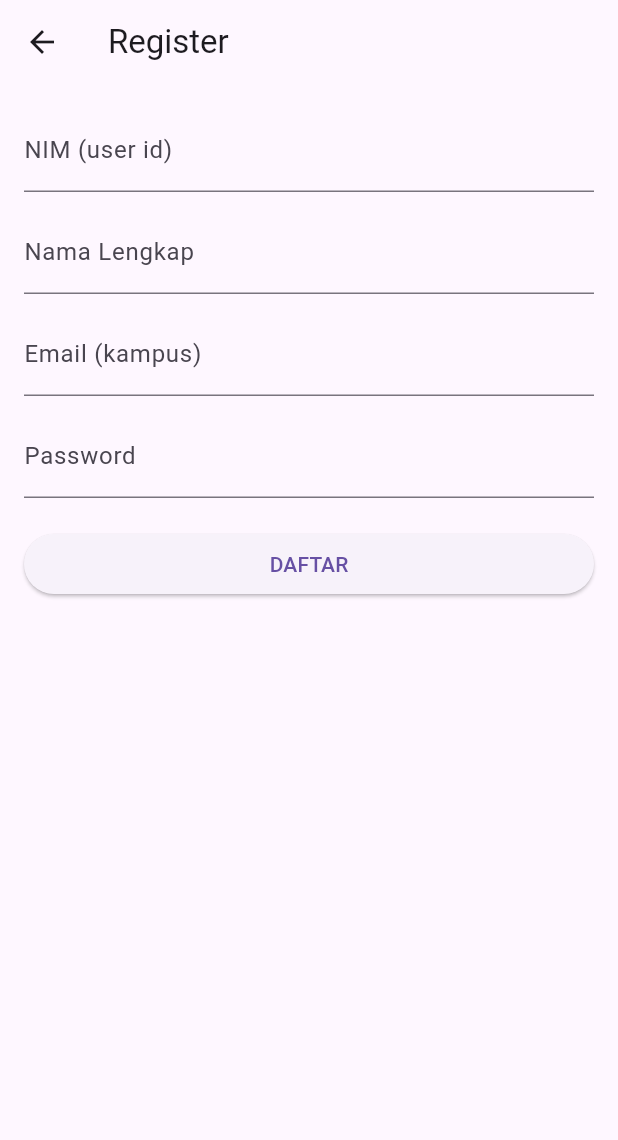
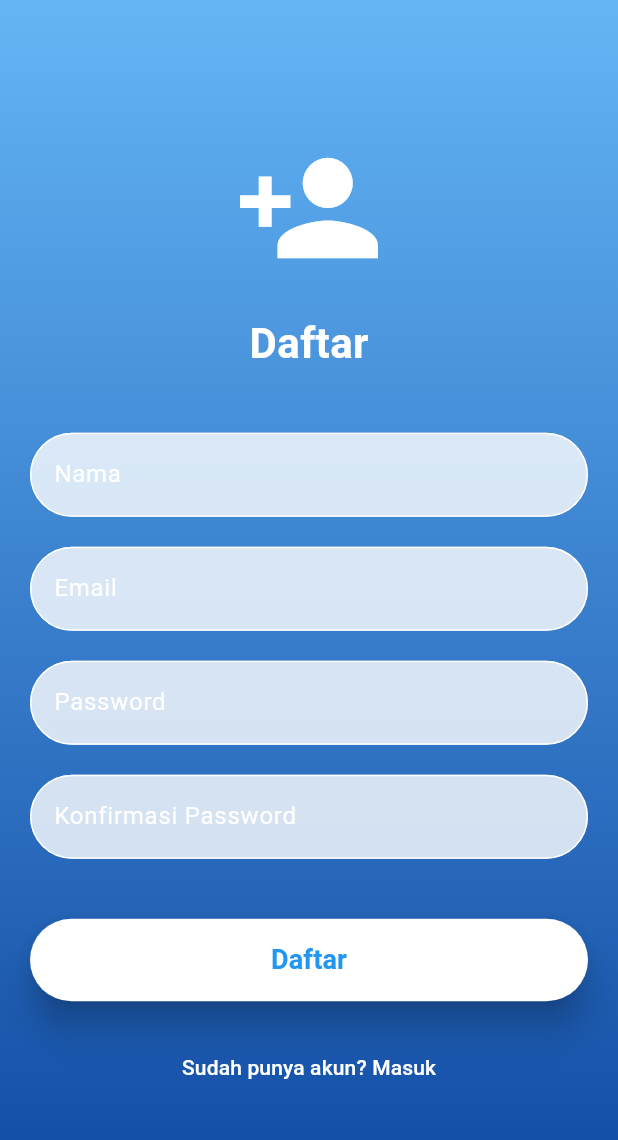
Before and after one commit to tarunaisra/e_kantin, a Flutter app: the RegisterScreen screen opened by its route, on a phone screen of 412 x 824 dp. Shown: the top 1140 px of the screen. Run offline on Flutter 3.47's test engine with Material 3 defaults, Android fonts, the phone set to English and light mode, and no system bars; our stand-ins replace cloud_firestore, firebase_auth, firebase_core; accounts and stored records are empty.

Commit message:
update ui (anggota 2)

```diff
--- a/lib/screens/cart_screen.dart
+++ b/lib/screens/cart_screen.dart
@@ -12,7 +12,7 @@ class _CartScreenState extends State<CartScreen> {
     {'name': 'Nasi Goreng', 'price': 15000, 'quantity': 1},
     {'name': 'Sate Kambing', 'price': 20000, 'quantity': 2},
     {'name': 'Soto Ayam', 'price': 13500, 'quantity': 3},
-    {'name': 'Rujak Lontong', 'price':10000, 'quantity': 4},
+    {'name': 'Rujak Lontong', 'price': 10000, 'quantity': 4},
   ];
 
   String pickupTime = 'Sekarang';
--- a/lib/screens/home_screen.dart
+++ b/lib/screens/home_screen.dart
@@ -93,7 +93,11 @@ class _HomeScreenState extends State<HomeScreen> with TickerProviderStateMixin {
                     onPressed: () {
                       // Simulasi tambah ke cart
                       ScaffoldMessenger.of(context).showSnackBar(
-                        SnackBar(content: Text('${products[index]} ditambahkan ke keranjang')),
+                        SnackBar(
+                          content: Text(
+                            '${products[index]} ditambahkan ke keranjang',
+                          ),
+                        ),
                       );
                     },
                     style: ElevatedButton.styleFrom(
--- a/lib/screens/register_screen.dart
+++ b/lib/screens/register_screen.dart
@@ -1,120 +1,224 @@
 import 'package:flutter/material.dart';
-import '../controllers/auth_controller.dart';
-import 'package:cloud_firestore/cloud_firestore.dart';
+import 'package:flutter/foundation.dart';
 
 class RegisterScreen extends StatefulWidget {
   const RegisterScreen({super.key});
+
   @override
   State<RegisterScreen> createState() => _RegisterScreenState();
 }
 
-class _RegisterScreenState extends State<RegisterScreen> {
-  final TextEditingController nimControllerbac = TextEditingController();
-  final TextEditingController nameControllerbac = TextEditingController();
-  final TextEditingController emailControllerbac = TextEditingController();
-  final TextEditingController passwordControllerbac = TextEditingController();
-  final GlobalKey<FormState> formKeybac = GlobalKey<FormState>();
-  final AuthController _authController = AuthController();
-  final FirebaseFirestore _db = FirebaseFirestore.instance;
+class _RegisterScreenState extends State<RegisterScreen>
+    with TickerProviderStateMixin {
+  late AnimationController _controller;
+  late Animation<double> _animation;
 
-  bool loadingbac = false;
+  final TextEditingController _nameController = TextEditingController();
+  final TextEditingController _emailController = TextEditingController();
+  final TextEditingController _passwordController = TextEditingController();
+  final TextEditingController _confirmPasswordController =
+      TextEditingController();
 
-  Future<void> _submitRegisterbac() async {
-    if (!formKeybac.currentState!.validate()) return;
-    setState(() => loadingbac = true);
-    try {
-      await _authController.registerbac(
-        emailbac: emailControllerbac.text.trim(),
-        passbac: passwordControllerbac.text,
-        context: context,
-      );
-      // Save user to Firestore using NIM as document id
-      await _db.collection('Users').doc(nimControllerbac.text.trim()).set({
-        'user id': nimControllerbac.text.trim(),
-        'email': emailControllerbac.text.trim(),
-        'full name': nameControllerbac.text.trim(),
-        // WARNING: do not store plain passwords in real systems
-        'password': passwordControllerbac.text,
-      });
-      Navigator.pushReplacementNamed(context, '/login');
-    } catch (e) {
-      ScaffoldMessenger.of(context).showSnackBar(SnackBar(content: Text('Register gagal: $e')));
-    } finally {
-      setState(() => loadingbac = false);
-    }
+  @override
+  void initState() {
+    super.initState();
+    _controller = AnimationController(
+      duration: const Duration(seconds: 1),
+      vsync: this,
+    );
+    _animation = CurvedAnimation(parent: _controller, curve: Curves.easeIn);
+    _controller.forward();
   }
 
   @override
   void dispose() {
-    nimControllerbac.dispose();
-    nameControllerbac.dispose();
-    emailControllerbac.dispose();
-    passwordControllerbac.dispose();
+    _controller.dispose();
+    _nameController.dispose();
+    _emailController.dispose();
+    _passwordController.dispose();
+    _confirmPasswordController.dispose();
     super.dispose();
   }
 
   @override
   Widget build(BuildContext context) {
-    final nimFieldbac = TextFormField(
-      controller: nimControllerbac,
-      decoration: const InputDecoration(labelText: 'NIM (user id)'),
-      validator: (v) => (v == null || v.isEmpty) ? 'NIM wajib' : null,
-    );
-
-    final nameFieldbac = TextFormField(
-      controller: nameControllerbac,
-      decoration: const InputDecoration(labelText: 'Nama Lengkap'),
-      validator: (v) => (v == null || v.isEmpty) ? 'Nama wajib' : null,
-    );
-
-    final emailFieldbac = TextFormField(
-      controller: emailControllerbac,
-      decoration: const InputDecoration(labelText: 'Email (kampus)'),
-      validator: (v) {
-        if (v == null || v.isEmpty) return 'Email wajib';
-        if (!v.contains('@')) return 'Email tidak valid';
-        if (!v.endsWith('@kampus.ac.id')) return 'Gunakan domain kampus (.ac.id)';
-        return null;
-      },
-    );
-
-    final passwordFieldbac = TextFormField(
-      controller: passwordControllerbac,
-      obscureText: true,
-      decoration: const InputDecoration(labelText: 'Password'),
-      validator: (v) {
-        if (v == null || v.isEmpty) return 'Password wajib';
-        if (v.length < 6) return 'Minimal 6 karakter';
-        return null;
-      },
-    );
-
-    final registerButtonbac = SizedBox(
-      width: double.infinity,
-      child: ElevatedButton(
-        onPressed: loadingbac ? null : _submitRegisterbac,
-        child: loadingbac ? const CircularProgressIndicator() : const Text('DAFTAR'),
-      ),
-    );
-
     return Scaffold(
-      appBar: AppBar(title: const Text('Register')),
-      body: Padding(
-        padding: const EdgeInsets.all(16),
-        child: Form(
-          key: formKeybac,
-          child: ListView(
-            children: [
-              nimFieldbac,
-              const SizedBox(height: 12),
-              nameFieldbac,
-              const SizedBox(height: 12),
-              emailFieldbac,
-              const SizedBox(height: 12),
-              passwordFieldbac,
-              const SizedBox(height: 20),
-              registerButtonbac,
-            ],
+      body: Container(
+        decoration: BoxDecoration(
+          gradient: LinearGradient(
+            colors: [Colors.blue.shade300, Colors.blue.shade900],
+            begin: Alignment.topCenter,
+            end: Alignment.bottomCenter,
+          ),
+        ),
+        child: FadeTransition(
+          opacity: _animation,
+          child: Center(
+            child: Padding(
+              padding: const EdgeInsets.all(20.0),
+              child: Column(
+                mainAxisAlignment: MainAxisAlignment.center,
+                children: [
+                  Icon(Icons.person_add, size: 100, color: Colors.white),
+                  SizedBox(height: 20),
+                  Text(
+                    'Daftar',
+                    style: TextStyle(
+                      fontSize: 28,
+                      fontWeight: FontWeight.bold,
+                      color: Colors.white,
+                    ),
+                  ),
+                  SizedBox(height: 40),
+                  TextField(
+                    controller: _nameController,
+                    keyboardType: TextInputType.name,
+                    cursorColor: Colors.white,
+                    onChanged: (value) {
+                      if (kDebugMode) print('Nama: $value');
+                    },
+                    decoration: InputDecoration(
+                      labelText: 'Nama',
+                      labelStyle: TextStyle(color: Colors.white),
+                      filled: true,
+                      fillColor: Colors.white.withValues(alpha: 0.8),
+                      border: OutlineInputBorder(
+                        borderRadius: BorderRadius.circular(30),
+                        borderSide: BorderSide(color: Colors.white, width: 1),
+                      ),
+                      enabledBorder: OutlineInputBorder(
+                        borderRadius: BorderRadius.circular(30),
+                        borderSide: BorderSide(color: Colors.white, width: 1),
+                      ),
+                      focusedBorder: OutlineInputBorder(
+                        borderRadius: BorderRadius.circular(30),
+                        borderSide: BorderSide(color: Colors.white, width: 2),
+                      ),
+                    ),
+                    style: TextStyle(color: Colors.black),
+                  ),
+                  SizedBox(height: 20),
+                  TextField(
+                    controller: _emailController,
+                    keyboardType: TextInputType.emailAddress,
+                    cursorColor: Colors.white,
+                    onChanged: (value) {
+                      if (kDebugMode) print('Email: $value');
+                    },
+                    decoration: InputDecoration(
+                      labelText: 'Email',
+                      labelStyle: TextStyle(color: Colors.white),
+                      filled: true,
+                      fillColor: Colors.white.withValues(alpha: 0.8),
+                      border: OutlineInputBorder(
+                        borderRadius: BorderRadius.circular(30),
+                        borderSide: BorderSide(color: Colors.white, width: 1),
+                      ),
+                      enabledBorder: OutlineInputBorder(
+                        borderRadius: BorderRadius.circular(30),
+                        borderSide: BorderSide(color: Colors.white, width: 1),
+                      ),
+                      focusedBorder: OutlineInputBorder(
+                        borderRadius: BorderRadius.circular(30),
+                        borderSide: BorderSide(color: Colors.white, width: 2),
+                      ),
+                    ),
+                    style: TextStyle(color: Colors.black),
+                  ),
+                  SizedBox(height: 20),
+                  TextField(
+                    controller: _passwordController,
+                    obscureText: true,
+                    keyboardType: TextInputType.visiblePassword,
+                    cursorColor: Colors.white,
+                    onChanged: (value) {
+                      if (kDebugMode) print('Password: $value');
+                    },
+                    decoration: InputDecoration(
+                      labelText: 'Password',
+                      labelStyle: TextStyle(color: Colors.white),
+                      filled: true,
+                      fillColor: Colors.white.withValues(alpha: 0.8),
+                      border: OutlineInputBorder(
+                        borderRadius: BorderRadius.circular(30),
+                        borderSide: BorderSide(color: Colors.white, width: 1),
+                      ),
+                      enabledBorder: OutlineInputBorder(
+                        borderRadius: BorderRadius.circular(30),
+                        borderSide: BorderSide(color: Colors.white, width: 1),
+                      ),
+                      focusedBorder: OutlineInputBorder(
+                        borderRadius: BorderRadius.circular(30),
+                        borderSide: BorderSide(color: Colors.white, width: 2),
+                      ),
+                    ),
+                    style: TextStyle(color: Colors.black),
+                  ),
+                  SizedBox(height: 20),
+                  TextField(
+                    controller: _confirmPasswordController,
+                    obscureText: true,
+                    keyboardType: TextInputType.visiblePassword,
+                    cursorColor: Colors.white,
+                    onChanged: (value) {
+                      if (kDebugMode) print('Konfirmasi Password: $value');
+                    },
+                    decoration: InputDecoration(
+                      labelText: 'Konfirmasi Password',
+                      labelStyle: TextStyle(color: Colors.white),
+                      filled: true,
+                      fillColor: Colors.white.withValues(alpha: 0.8),
+                      border: OutlineInputBorder(
+                        borderRadius: BorderRadius.circular(30),
+                        borderSide: BorderSide(color: Colors.white, width: 1),
+                      ),
+                      enabledBorder: OutlineInputBorder(
+                        borderRadius: BorderRadius.circular(30),
+                        borderSide: BorderSide(color: Colors.white, width: 1),
+                      ),
+                      focusedBorder: OutlineInputBorder(
+                        borderRadius: BorderRadius.circular(30),
+                        borderSide: BorderSide(color: Colors.white, width: 2),
+                      ),
+                    ),
+                    style: TextStyle(color: Colors.black),
+                  ),
+                  SizedBox(height: 40),
+                  ElevatedButton(
+                    onPressed: () {
+                      // Simulasi registrasi berhasil, navigasi ke login
+                      Navigator.pushReplacementNamed(context, '/login');
+                    },
+                    style: ElevatedButton.styleFrom(
+                      backgroundColor: Colors.white,
+                      foregroundColor: Colors.blue,
+                      minimumSize: Size(double.infinity, 55),
+                      shape: RoundedRectangleBorder(
+                        borderRadius: BorderRadius.circular(30),
+                      ),
+                      elevation: 10,
+                    ),
+                    child: Text(
+                      'Daftar',
+                      style: TextStyle(
+                        fontSize: 18,
+                        fontWeight: FontWeight.bold,
+                      ),
+                    ),
+                  ),
+                  SizedBox(height: 20),
+                  TextButton(
+                    onPressed: () {
+                      Navigator.pushNamed(context, '/login');
+                    },
+                    child: Text(
+                      'Sudah punya akun? Masuk',
+                      style: TextStyle(color: Colors.white),
+                    ),
+                  ),
+                ],
+              ),
+            ),
           ),
         ),
       ),
```
